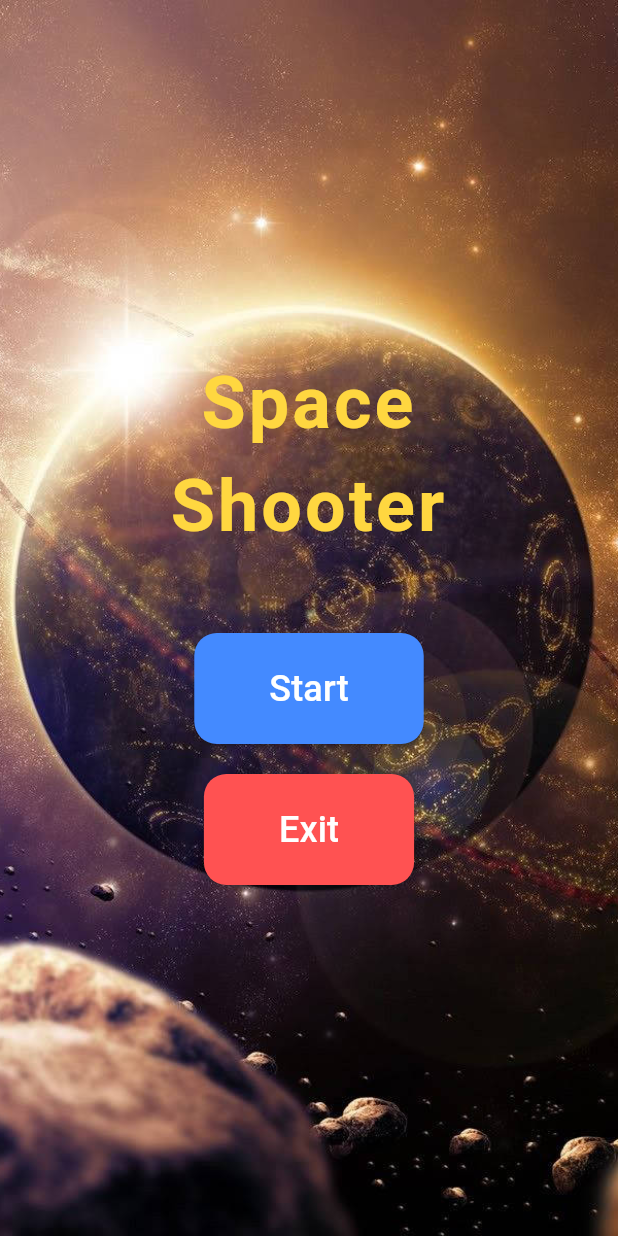
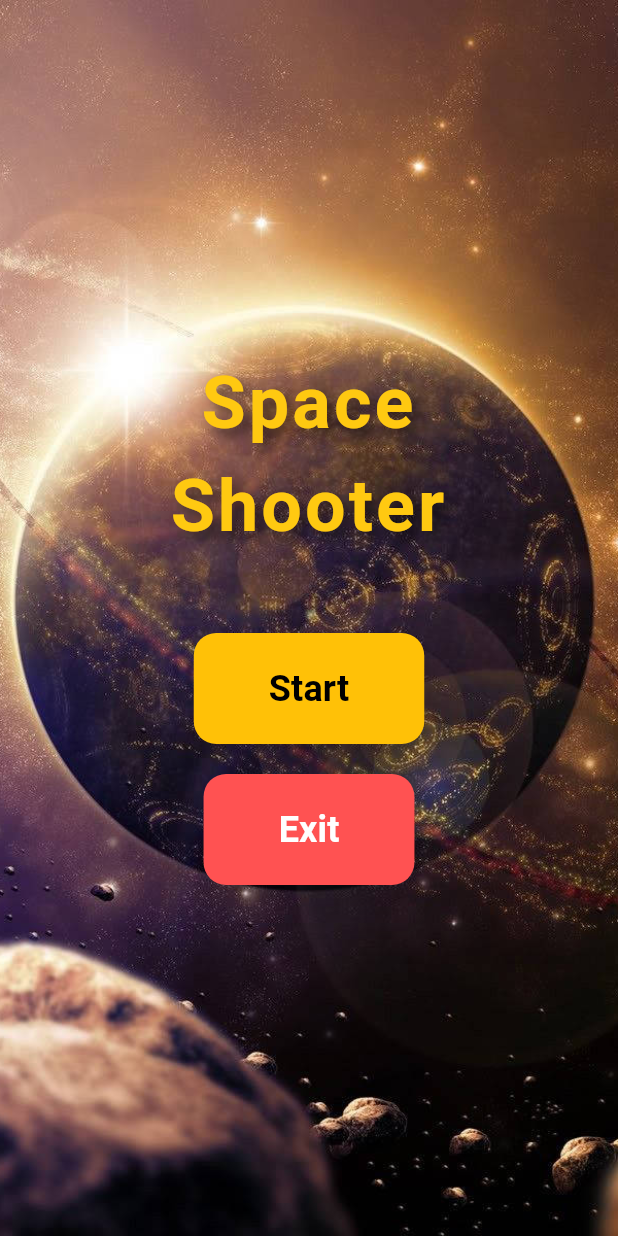
Before and after one commit to Hamza-Maa/Space_Shooter_Game, a Flutter app: the screen it shows after launch, on a phone screen of 412 x 824 dp. Run offline on Flutter 3.47's test engine with Material 3 defaults, Android fonts, the light colour scheme and no system bars; missing offline and left inert: flame, flame_audio.

Commit message:
-Added health bar (with countdown test) -Improved main_menu.dart -Fixed exit problem

```diff
--- a/lib/actors/enemy.dart
+++ b/lib/actors/enemy.dart
@@ -14,6 +14,7 @@ class Enemy extends SpriteAnimationComponent
         );
 
   static const enemySize = 140.0;
+  static const damage = 20; // Damage inflicted on collision
 
   @override
   Future<void> onLoad() async {
--- a/lib/actors/player.dart
+++ b/lib/actors/player.dart
@@ -5,6 +5,7 @@ import 'package:tuto_test/main_app.dart';
 class Player extends SpriteAnimationComponent
     with HasGameReference<SpaceShooterGame> {
   late final SpawnComponent _bulletSpawner;
+  int health = 100; // Initial health
 
   Player()
       : super(
--- a/lib/overlays/main_menu.dart
+++ b/lib/overlays/main_menu.dart
@@ -1,5 +1,6 @@
 import 'package:flame_audio/flame_audio.dart';
 import 'package:flutter/material.dart';
+import 'package:flutter/services.dart';
 import 'package:tuto_test/main_app.dart';
 
 class MainMenu extends StatefulWidget {
@@ -9,16 +10,31 @@ class MainMenu extends StatefulWidget {
   _MainMenuState createState() => _MainMenuState();
 }
 
-class _MainMenuState extends State<MainMenu> {
+class _MainMenuState extends State<MainMenu> with SingleTickerProviderStateMixin {
+  late AnimationController _controller;
+  late Animation<Color?> _titleColorAnimation;
+
   @override
   void initState() {
     super.initState();
     FlameAudio.bgm.initialize();
     FlameAudio.bgm.play('menu_sound.mp3', volume: 0.5);
+
+    _controller = AnimationController(
+      vsync: this,
+      duration: const Duration(seconds: 1),
+      reverseDuration: const Duration(seconds: 1),
+    )..repeat(reverse: true);
+
+    _titleColorAnimation = ColorTween(
+      begin: Colors.amber,
+      end: Colors.yellow,
+    ).animate(_controller);
   }
 
   @override
   void dispose() {
+    _controller.dispose();
     FlameAudio.bgm.dispose();
     super.dispose();
   }
@@ -34,7 +50,7 @@ class _MainMenuState extends State<MainMenu> {
 
   void _exitGame() {
     FlameAudio.bgm.stop();
-    Navigator.of(context).pop();
+    SystemNavigator.pop();
   }
 
   @override
@@ -43,8 +59,7 @@ class _MainMenuState extends State<MainMenu> {
       body: Container(
         decoration: const BoxDecoration(
           image: DecorationImage(
-            image: AssetImage(
-                'assets/images/back2.jpg'), // Path to your background image
+            image: AssetImage('assets/images/back2.jpg'), // Path to your background image
             fit: BoxFit.cover,
           ),
         ),
@@ -52,32 +67,46 @@ class _MainMenuState extends State<MainMenu> {
           child: Column(
             mainAxisAlignment: MainAxisAlignment.center,
             children: [
-              const Text(
+              AnimatedBuilder(
+                animation: _titleColorAnimation,
+                builder: (context, child) {
+                  return Text(
                     'Space \nShooter',
                     textAlign: TextAlign.center,
                     style: TextStyle(
-                  color: Colors.amberAccent,
                       fontSize: 48,
                       fontWeight: FontWeight.bold,
                       letterSpacing: 2,
+                      color: _titleColorAnimation.value,
+                      shadows: const [
+                        Shadow(
+                          blurRadius: 10.0,
+                          color: Colors.black54,
+                          offset: Offset(5.0, 5.0),
                         ),
+                      ],
+                    ),
+                  );
+                },
               ),
               const SizedBox(height: 50),
               ElevatedButton(
                 onPressed: () => _startGame(context),
                 style: ElevatedButton.styleFrom(
-                  backgroundColor: Colors.blueAccent,
-                  padding:
-                      const EdgeInsets.symmetric(horizontal: 50, vertical: 20),
+                  backgroundColor: Colors.amber,
+                  padding: const EdgeInsets.symmetric(horizontal: 50, vertical: 20),
                   shape: RoundedRectangleBorder(
                     borderRadius: BorderRadius.circular(15),
                   ),
+                  shadowColor: Colors.black,
+                  elevation: 10,
                 ),
                 child: const Text(
                   'Start',
                   style: TextStyle(
-                    color: Colors.white,
+                    color: Colors.black,
                     fontSize: 24,
+                    fontWeight: FontWeight.bold,
                   ),
                 ),
               ),
@@ -86,17 +115,19 @@ class _MainMenuState extends State<MainMenu> {
                 onPressed: _exitGame,
                 style: ElevatedButton.styleFrom(
                   backgroundColor: Colors.redAccent,
-                  padding:
-                      const EdgeInsets.symmetric(horizontal: 50, vertical: 20),
+                  padding: const EdgeInsets.symmetric(horizontal: 50, vertical: 20),
                   shape: RoundedRectangleBorder(
                     borderRadius: BorderRadius.circular(15),
                   ),
+                  shadowColor: Colors.black,
+                  elevation: 10,
                 ),
                 child: const Text(
                   'Exit',
                   style: TextStyle(
                     color: Colors.white,
                     fontSize: 24,
+                    fontWeight: FontWeight.bold,
                   ),
                 ),
               ),
```
Also changed, not shown: lib/main_app.dart (+9 -1 lines), lib/overlays/game_over_menu.dart (added, +79 -0 lines), lib/overlays/hud.dart (+38 -4 lines), lib/widgets/HealthBar.dart (added, +31 -0 lines), lib/widgets/HealthBarSegment.dart (added, +28 -0 lines), assets/images/health/health_1.png (added), assets/images/health/health_3.png (added), assets/images/health/health_full.png (added), assets/images/health/helath_2.png (added), lib/generated/assets.dart. Lines whose indentation alone changed are shown as unchanged.
